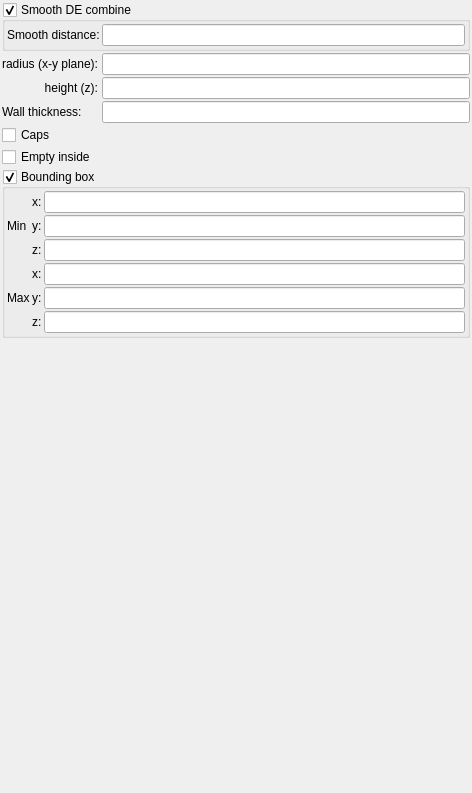
buddhi1980/mandelbulber2, file mandelbulber2/formula/ui/primitive_cone.ui: the form before one commit.
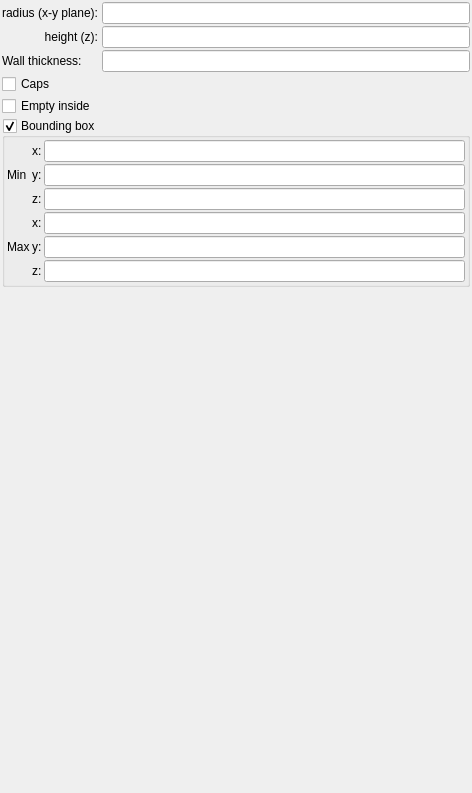
The form after the commit. Custom widgets are drawn as their Qt base class.

Commit message: refactor: move smooth_de_combine params to node-level only

What changed in the file:
```diff
--- a/mandelbulber2/formula/ui/primitive_cone.ui
+++ b/mandelbulber2/formula/ui/primitive_cone.ui
@@ -105,56 +105,9 @@
          <verstretch>0</verstretch>
         </sizepolicy>
        </property>
-      </widget>
-     </item>
-     <item row="2" column="0" colspan="3">
-      <widget class="MyGroupBox" name="groupCheck_smooth_de_combine_enable">
-       <property name="title">
-        <string>Smooth DE combine</string>
-       </property>
-       <property name="checkable">
-        <bool>true</bool>
-       </property>
-       <layout class="QGridLayout" name="gridLayout_4">
-        <property name="leftMargin">
-         <number>2</number>
-        </property>
-        <property name="topMargin">
-         <number>2</number>
-        </property>
-        <property name="rightMargin">
-         <number>2</number>
-        </property>
-        <property name="bottomMargin">
-         <number>2</number>
-        </property>
-        <property name="spacing">
-         <number>2</number>
-        </property>
-        <item row="0" column="0">
-         <widget class="QLabel" name="label_306">
-          <property name="text">
-           <string>Smooth distance:</string>
-          </property>
-          <property name="wordWrap">
-           <bool>true</bool>
-          </property>
-         </widget>
-        </item>
-        <item row="0" column="1">
-         <widget class="MyLineEdit" name="logedit_smooth_de_combine_distance">
-          <property name="sizePolicy">
-           <sizepolicy hsizetype="Expanding" vsizetype="Maximum">
-            <horstretch>0</horstretch>
-            <verstretch>0</verstretch>
-           </sizepolicy>
-          </property>
-         </widget>
-        </item>
-       </layout>
-      </widget>
-     </item>
-     <item row="8" column="0" colspan="3">
+       </widget>
+      </item>
+      <item row="8" column="0" colspan="3">
       <widget class="MyGroupBox" name="groupCheck_limits_enable">
        <property name="title">
         <string>Bounding box</string>
```
The commit also changes 21 other files.
